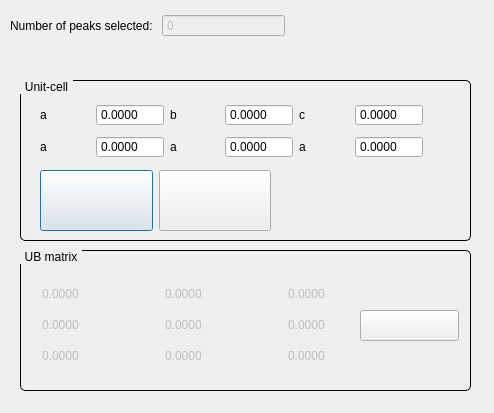
Before: the Qt Designer form apps/NSXQt/ui/dialog_UnitCell.ui in k61n/openhkl, drawn with Qt 5.
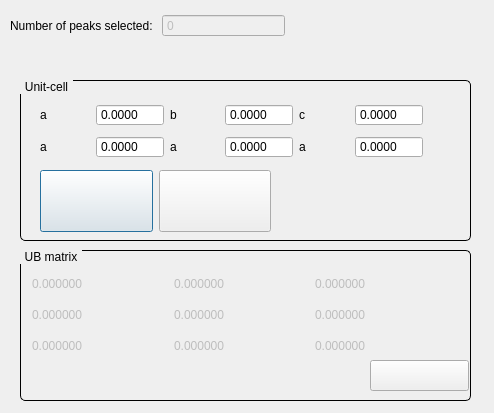
After: the same form once the commit is applied. Icons and pictures are not drawn.

What changed in the file:
```diff
--- a/apps/NSXQt/ui/dialog_UnitCell.ui
+++ b/apps/NSXQt/ui/dialog_UnitCell.ui
@@ -221,7 +221,7 @@
       <x>20</x>
       <y>90</y>
       <width>231</width>
-      <height>61</height>
+      <height>62</height>
      </rect>
     </property>
     <layout class="QHBoxLayout" name="horizontalLayout_2">
@@ -292,7 +292,7 @@
      <x>20</x>
      <y>250</y>
      <width>451</width>
-     <height>141</height>
+     <height>151</height>
     </rect>
    </property>
    <property name="styleSheet">
@@ -318,9 +318,9 @@
    <widget class="QWidget" name="gridLayoutWidget">
     <property name="geometry">
      <rect>
-      <x>20</x>
-      <y>30</y>
-      <width>311</width>
+      <x>10</x>
+      <y>20</y>
+      <width>362</width>
       <height>91</height>
      </rect>
     </property>
@@ -350,7 +350,7 @@
         <enum>QAbstractSpinBox::NoButtons</enum>
        </property>
        <property name="decimals">
-        <number>4</number>
+        <number>6</number>
        </property>
        <property name="minimum">
         <double>-100.000000000000000</double>
@@ -372,7 +372,7 @@
         <enum>QAbstractSpinBox::NoButtons</enum>
        </property>
        <property name="decimals">
-        <number>4</number>
+        <number>6</number>
        </property>
        <property name="minimum">
         <double>-100.000000000000000</double>
@@ -394,7 +394,7 @@
         <enum>QAbstractSpinBox::NoButtons</enum>
        </property>
        <property name="decimals">
-        <number>4</number>
+        <number>6</number>
        </property>
        <property name="minimum">
         <double>-100.000000000000000</double>
@@ -416,7 +416,7 @@
         <enum>QAbstractSpinBox::NoButtons</enum>
        </property>
        <property name="decimals">
-        <number>4</number>
+        <number>6</number>
        </property>
        <property name="minimum">
         <double>-100.000000000000000</double>
@@ -438,7 +438,7 @@
         <enum>QAbstractSpinBox::NoButtons</enum>
        </property>
        <property name="decimals">
-        <number>4</number>
+        <number>6</number>
        </property>
        <property name="minimum">
         <double>-100.000000000000000</double>
@@ -460,7 +460,7 @@
         <enum>QAbstractSpinBox::NoButtons</enum>
        </property>
        <property name="decimals">
-        <number>4</number>
+        <number>6</number>
        </property>
        <property name="minimum">
         <double>-100.000000000000000</double>
@@ -482,7 +482,7 @@
         <enum>QAbstractSpinBox::NoButtons</enum>
        </property>
        <property name="decimals">
-        <number>4</number>
+        <number>6</number>
        </property>
        <property name="minimum">
         <double>-100.000000000000000</double>
@@ -504,7 +504,7 @@
         <enum>QAbstractSpinBox::NoButtons</enum>
        </property>
        <property name="decimals">
-        <number>4</number>
+        <number>6</number>
        </property>
        <property name="minimum">
         <double>-100.000000000000000</double>
@@ -526,7 +526,7 @@
         <enum>QAbstractSpinBox::NoButtons</enum>
        </property>
        <property name="decimals">
-        <number>4</number>
+        <number>6</number>
        </property>
        <property name="minimum">
         <double>-100.000000000000000</double>
@@ -554,8 +554,8 @@
    <widget class="QPushButton" name="pushButtonFindReindexHKL">
     <property name="geometry">
      <rect>
-      <x>340</x>
-      <y>60</y>
+      <x>350</x>
+      <y>110</y>
       <width>99</width>
       <height>31</height>
      </rect>
```
